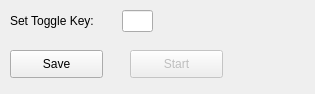
This is autoClicker.ui in marcodkts/Auto-Clicker as Qt 5 draws it before an edit. The edited form follows.
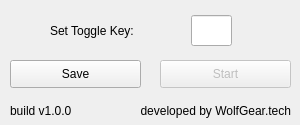
This is the edited form.

Commit message: ci: add styles,  first functional gui,   fix clicker errors.

```diff
--- a/autoClicker.ui
+++ b/autoClicker.ui
@@ -9,31 +9,52 @@
    <rect>
     <x>0</x>
     <y>0</y>
-    <width>315</width>
-    <height>94</height>
+    <width>300</width>
+    <height>125</height>
    </rect>
   </property>
+  <property name="minimumSize">
+   <size>
+    <width>300</width>
+    <height>125</height>
+   </size>
+  </property>
+  <property name="maximumSize">
+   <size>
+    <width>300</width>
+    <height>125</height>
+   </size>
+  </property>
   <property name="contextMenuPolicy">
    <enum>Qt::DefaultContextMenu</enum>
   </property>
   <property name="windowTitle">
    <string>Auto Clicker</string>
   </property>
+  <property name="styleSheet">
+   <string notr="true"/>
+  </property>
   <widget class="QPushButton" name="BtnSave">
    <property name="geometry">
     <rect>
      <x>10</x>
-     <y>50</y>
-     <width>93</width>
+     <y>60</y>
+     <width>131</width>
      <height>28</height>
     </rect>
    </property>
+   <property name="styleSheet">
+    <string notr="true"/>
+   </property>
    <property name="text">
     <string>Save</string>
    </property>
    <property name="checkable">
     <bool>true</bool>
    </property>
+   <property name="flat">
+    <bool>false</bool>
+   </property>
   </widget>
   <widget class="QPushButton" name="BtnStart">
    <property name="enabled">
@@ -41,9 +62,9 @@
    </property>
    <property name="geometry">
     <rect>
-     <x>130</x>
-     <y>50</y>
-     <width>93</width>
+     <x>160</x>
+     <y>60</y>
+     <width>131</width>
      <height>28</height>
     </rect>
    </property>
@@ -66,17 +87,17 @@
   <widget class="QLineEdit" name="LneToggleKey">
    <property name="geometry">
     <rect>
-     <x>122</x>
-     <y>10</y>
-     <width>31</width>
-     <height>22</height>
+     <x>191</x>
+     <y>15</y>
+     <width>41</width>
+     <height>31</height>
     </rect>
    </property>
    <property name="maxLength">
     <number>1</number>
    </property>
    <property name="alignment">
-    <set>Qt::AlignRight|Qt::AlignTrailing|Qt::AlignVCenter</set>
+    <set>Qt::AlignCenter</set>
    </property>
    <property name="readOnly">
     <bool>false</bool>
@@ -85,21 +106,50 @@
   <widget class="QLabel" name="LbInput">
    <property name="geometry">
     <rect>
-     <x>10</x>
+     <x>50</x>
      <y>10</y>
-     <width>111</width>
-     <height>21</height>
+     <width>141</width>
+     <height>41</height>
     </rect>
    </property>
-   <property name="font">
-    <font>
-     <pointsize>9</pointsize>
-    </font>
-   </property>
    <property name="text">
     <string>Set Toggle Key:</string>
    </property>
   </widget>
+  <widget class="QWidget" name="horizontalLayoutWidget">
+   <property name="geometry">
+    <rect>
+     <x>10</x>
+     <y>100</y>
+     <width>281</width>
+     <height>21</height>
+    </rect>
+   </property>
+   <layout class="QHBoxLayout" name="horizontalLayout" stretch="1,3">
+    <item>
+     <widget class="QLabel" name="LblFooterBuild">
+      <property name="text">
+       <string>build v1.0.0</string>
+      </property>
+     </widget>
+    </item>
+    <item>
+     <widget class="QLabel" name="LblFooter">
+      <property name="font">
+       <font>
+        <family>MS Shell Dlg 2</family>
+       </font>
+      </property>
+      <property name="text">
+       <string>   developed by WolfGear.tech</string>
+      </property>
+      <property name="alignment">
+       <set>Qt::AlignRight|Qt::AlignTrailing|Qt::AlignVCenter</set>
+      </property>
+     </widget>
+    </item>
+   </layout>
+  </widget>
  </widget>
  <resources/>
  <connections>
```
The commit also changes 4 other files.
